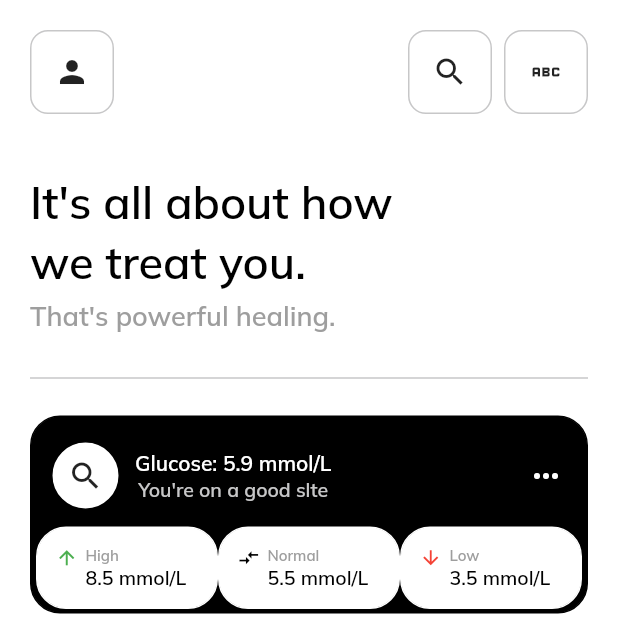
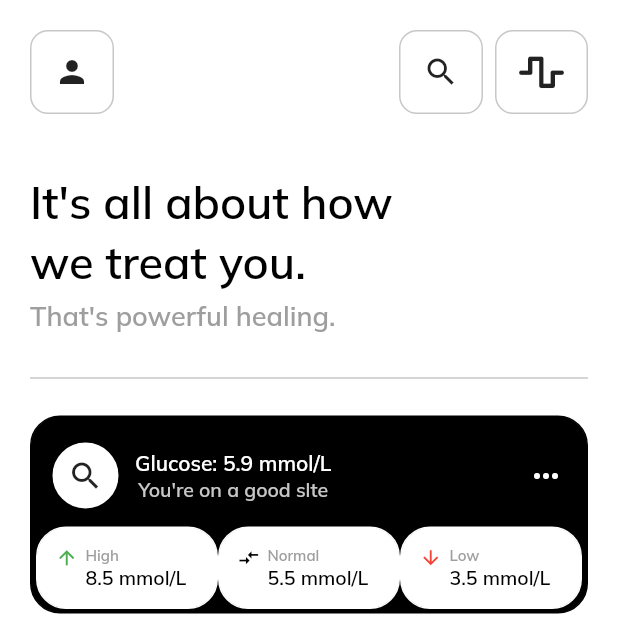
Before and after one commit to Jud-e/fitness_app, a Flutter app: the screen it shows after launch, on a phone screen of 412 x 824 dp, the top half of it. Run offline on Flutter 3.47's test engine with Material 2 defaults, Android fonts, the phone set to English and light mode, and no system bars; our stand-ins replace font_awesome_flutter, google_fonts.

Commit message:
update 23/01

```diff
--- a/lib/screens/homepage.dart
+++ b/lib/screens/homepage.dart
@@ -3,6 +3,7 @@ import 'package:fitness_app/constants.dart';
 import 'package:fitness_app/screens/activities.dart';
 import 'package:fitness_app/screens/overview.dart';
 import 'package:flutter/material.dart';
+import 'package:font_awesome_flutter/font_awesome_flutter.dart';
 
 class Home extends StatefulWidget {
   const Home({super.key});
@@ -57,7 +58,7 @@ class _HomeState extends State<Home> {
                               borderRadius: BorderRadius.circular(12)),
                           child: const Padding(
                             padding: EdgeInsets.all(15.0),
-                            child: Icon(Icons.abc),
+                            child: FaIcon(FontAwesomeIcons.waveSquare),
                           ),
                         ),
                       ),
--- a/pubspec.yaml
+++ b/pubspec.yaml
@@ -37,6 +37,7 @@ dependencies:
   # Use with the CupertinoIcons class for iOS style icons.
   cupertino_icons: ^1.0.2
   google_fonts: ^3.0.1
+  font_awesome_flutter: ^10.3.0
 
 dev_dependencies:
   flutter_test:
```
Also changed, not shown: pubspec.lock.
